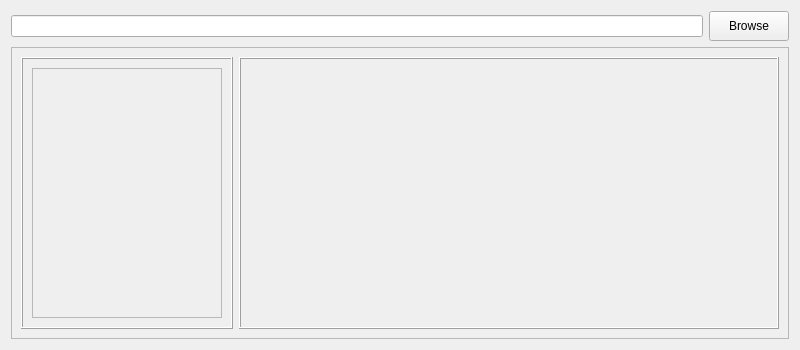
Before: the Qt Designer form ui/asset_manager/asset_manager.ui in sasisingavarapu/SakitechX_Asset_Manager, drawn with Qt 5.
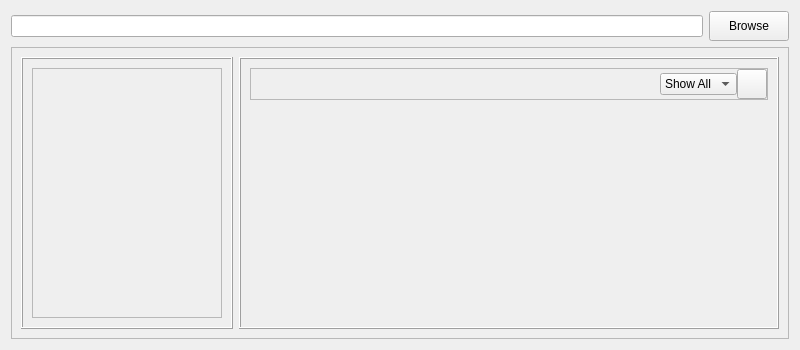
After: the same form once the commit is applied.

Diff of the .ui file:
```diff
--- a/ui/asset_manager/asset_manager.ui
+++ b/ui/asset_manager/asset_manager.ui
@@ -160,6 +160,134 @@
              <item row="0" column="0">
               <layout class="QVBoxLayout" name="asset_details"/>
              </item>
+             <item row="0" column="0">
+              <widget class="QFrame" name="frame_4">
+               <property name="maximumSize">
+                <size>
+                 <width>16777215</width>
+                 <height>35</height>
+                </size>
+               </property>
+               <property name="frameShape">
+                <enum>QFrame::StyledPanel</enum>
+               </property>
+               <property name="frameShadow">
+                <enum>QFrame::Raised</enum>
+               </property>
+               <layout class="QGridLayout" name="gridLayout_5">
+                <property name="leftMargin">
+                 <number>0</number>
+                </property>
+                <property name="topMargin">
+                 <number>0</number>
+                </property>
+                <property name="rightMargin">
+                 <number>0</number>
+                </property>
+                <property name="bottomMargin">
+                 <number>0</number>
+                </property>
+                <property name="horizontalSpacing">
+                 <number>7</number>
+                </property>
+                <item row="0" column="0">
+                 <layout class="QHBoxLayout" name="horizontalLayout_2">
+                  <property name="leftMargin">
+                   <number>0</number>
+                  </property>
+                  <property name="topMargin">
+                   <number>0</number>
+                  </property>
+                  <property name="rightMargin">
+                   <number>0</number>
+                  </property>
+                  <property name="bottomMargin">
+                   <number>0</number>
+                  </property>
+                  <item>
+                   <spacer name="horizontalSpacer">
+                    <property name="orientation">
+                     <enum>Qt::Horizontal</enum>
+                    </property>
+                    <property name="sizeHint" stdset="0">
+                     <size>
+                      <width>40</width>
+                      <height>20</height>
+                     </size>
+                    </property>
+                   </spacer>
+                  </item>
+                  <item>
+                   <widget class="QComboBox" name="ext_combo">
+                    <item>
+                     <property name="text">
+                      <string>Show All</string>
+                     </property>
+                    </item>
+                    <item>
+                     <property name="text">
+                      <string>.ma</string>
+                     </property>
+                    </item>
+                    <item>
+                     <property name="text">
+                      <string>.mb</string>
+                     </property>
+                    </item>
+                    <item>
+                     <property name="text">
+                      <string>.obj</string>
+                     </property>
+                    </item>
+                    <item>
+                     <property name="text">
+                      <string>.fbx</string>
+                     </property>
+                    </item>
+                    <item>
+                     <property name="text">
+                      <string>.usd</string>
+                     </property>
+                    </item>
+                   </widget>
+                  </item>
+                  <item>
+                   <widget class="QPushButton" name="pushButton">
+                    <property name="minimumSize">
+                     <size>
+                      <width>30</width>
+                      <height>30</height>
+                     </size>
+                    </property>
+                    <property name="maximumSize">
+                     <size>
+                      <width>30</width>
+                      <height>30</height>
+                     </size>
+                    </property>
+                    <property name="text">
+                     <string/>
+                    </property>
+                   </widget>
+                  </item>
+                 </layout>
+                </item>
+               </layout>
+              </widget>
+             </item>
+             <item row="2" column="0">
+              <spacer name="verticalSpacer_2">
+               <property name="orientation">
+                <enum>Qt::Vertical</enum>
+               </property>
+               <property name="sizeHint" stdset="0">
+                <size>
+                 <width>20</width>
+                 <height>40</height>
+                </size>
+               </property>
+              </spacer>
+             </item>
             </layout>
            </widget>
           </item>
```
Left out of the diff: 2 changed lines with no effect on the pictures.
